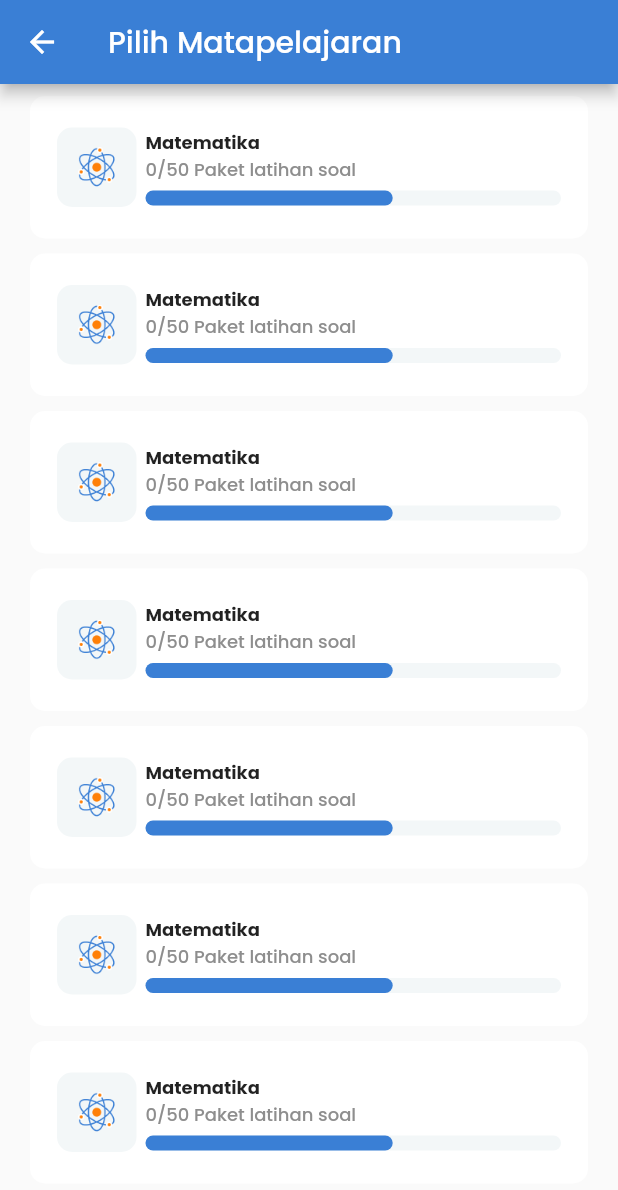
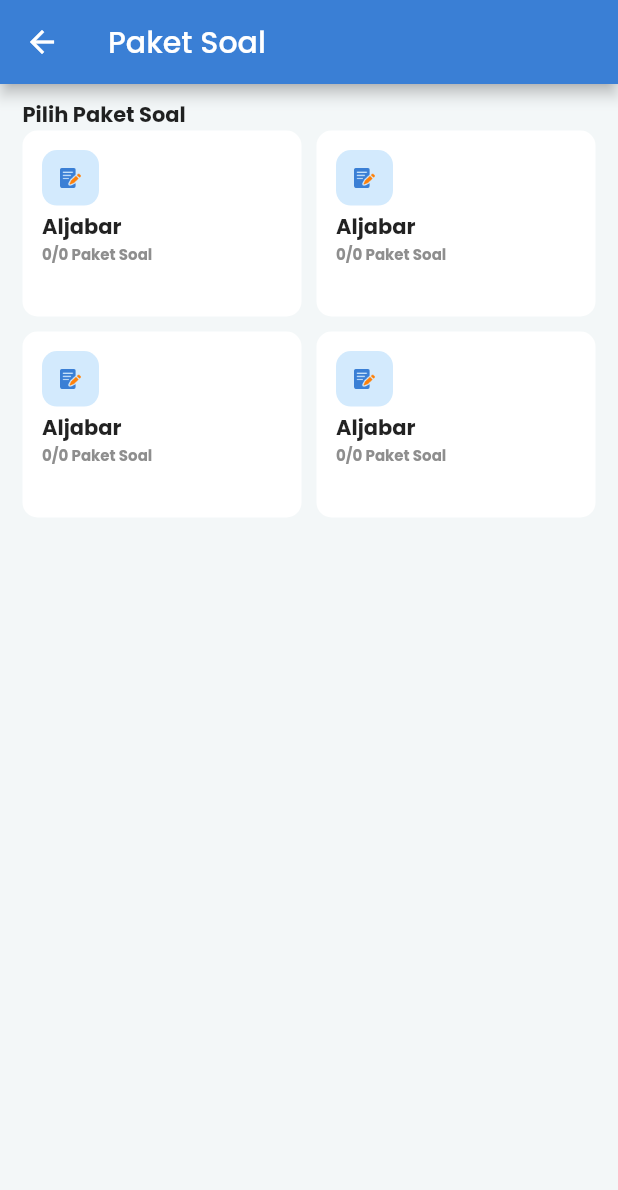
Before and after one commit to HumaCode/Final-Project-Latihan-Soal-Flutter-, a Flutter app: the MapelPage screen opened by its route, after a tap on "Matematika", on a phone screen of 412 x 824 dp. Shown: the top 1190 px of the screen. Run offline on Flutter 3.47's test engine with Material 2 defaults, Android fonts, the phone set to English and light mode, and no system bars; our stand-ins replace google_fonts.

Commit message:
paket soal

```diff
--- a/lib/constant/R/assets.dart
+++ b/lib/constant/R/assets.dart
@@ -10,4 +10,5 @@
   String imgHome = "assets/img_home.png";
   String icAtom = "assets/ic_atom.png";
   String imgBanner = "assets/img_banner.png";
+  String icNote = "assets/ic_note.png";
 }
--- a/lib/main.dart
+++ b/lib/main.dart
@@ -1,7 +1,8 @@
 import 'package:final_project/constant/r.dart';
 import 'package:final_project/view/login_page.dart';
+import 'package:final_project/view/main/latihan_soal/paket_soal_page.dart';
 import 'package:final_project/view/main_page.dart';
-import 'package:final_project/view/mapel_page.dart';
+import 'package:final_project/view/main/latihan_soal/mapel_page.dart';
 import 'package:final_project/view/register_page.dart';
 import 'package:final_project/view/splash_screen.dart';
 import 'package:flutter/material.dart';
@@ -44,6 +45,7 @@
         RegisterPage.route: (context) => const RegisterPage(),
         MainPage.route: (context) => const MainPage(),
         MapelPage.route: (context) => const MapelPage(),
+        PaketSoalPage.route: (context) => const PaketSoalPage(),
       },
     );
   }
--- a/lib/view/main/latihan_soal/home_page.dart
+++ b/lib/view/main/latihan_soal/home_page.dart
@@ -1,5 +1,5 @@
 import 'package:final_project/constant/r.dart';
-import 'package:final_project/view/mapel_page.dart';
+import 'package:final_project/view/main/latihan_soal/mapel_page.dart';
 import 'package:flutter/material.dart';
 import 'package:google_fonts/google_fonts.dart';
 
@@ -25,7 +25,7 @@
               child: Column(
                 crossAxisAlignment: CrossAxisAlignment.start,
                 children: [
-                  Padding(
+                  const Padding(
                     padding: const EdgeInsets.symmetric(horizontal: 20.0),
                     child: Text(
                       "Terbaru",
--- a/lib/view/mapel_page.dart
+++ b/lib/view/main/latihan_soal/mapel_page.dart
@@ -1,4 +1,5 @@
 import 'package:final_project/view/main/latihan_soal/home_page.dart';
+import 'package:final_project/view/main/latihan_soal/paket_soal_page.dart';
 import 'package:flutter/material.dart';
 
 class MapelPage extends StatelessWidget {
@@ -15,7 +16,11 @@
       body: Padding(
         padding: const EdgeInsets.symmetric(vertical: 8.0, horizontal: 20.0),
         child: ListView.builder(itemBuilder: (context, index) {
-          return GestureDetector(onTap: () {}, child: const MapelWidget());
+          return GestureDetector(
+              onTap: () {
+                Navigator.of(context).pushNamed(PaketSoalPage.route);
+              },
+              child: const MapelWidget());
         }),
       ),
     );
--- /dev/null
+++ b/lib/view/main/latihan_soal/paket_soal_page.dart
@@ -0,0 +1,98 @@
+import 'package:final_project/constant/r.dart';
+import 'package:flutter/material.dart';
+
+class PaketSoalPage extends StatefulWidget {
+  const PaketSoalPage({Key? key}) : super(key: key);
+
+  static String route = "paket_soal";
+
+  @override
+  State<PaketSoalPage> createState() => _PaketSoalPageState();
+}
+
+class _PaketSoalPageState extends State<PaketSoalPage> {
+  @override
+  Widget build(BuildContext context) {
+    return Scaffold(
+      backgroundColor: R.colors.grey,
+      appBar: AppBar(
+        title: const Text("Paket Soal"),
+      ),
+      body: Padding(
+        padding: const EdgeInsets.symmetric(horizontal: 15.0, vertical: 10.0),
+        child: Column(
+          crossAxisAlignment: CrossAxisAlignment.start,
+          children: [
+            const Text(
+              "Pilih Paket Soal",
+              style: TextStyle(
+                fontWeight: FontWeight.bold,
+              ),
+            ),
+            Expanded(
+              child: GridView.count(
+                mainAxisSpacing: 10,
+                crossAxisSpacing: 10,
+                crossAxisCount: 2,
+                childAspectRatio: 3 / 2,
+                children: const [
+                  PaketSoalWidget(),
+                  PaketSoalWidget(),
+                  PaketSoalWidget(),
+                  PaketSoalWidget(),
+                ],
+              ),
+            ),
+          ],
+        ),
+      ),
+    );
+  }
+}
+
+class PaketSoalWidget extends StatelessWidget {
+  const PaketSoalWidget({
+    Key? key,
+  }) : super(key: key);
+
+  @override
+  Widget build(BuildContext context) {
+    return Container(
+      decoration: BoxDecoration(
+        borderRadius: BorderRadius.circular(10),
+        color: Colors.white,
+      ),
+      padding: const EdgeInsets.all(13.0),
+      child: Column(
+        crossAxisAlignment: CrossAxisAlignment.start,
+        children: [
+          Container(
+            decoration: BoxDecoration(
+              borderRadius: BorderRadius.circular(10),
+              color: Colors.blue.withOpacity(0.2),
+            ),
+            padding: const EdgeInsets.all(12),
+            child: Image.asset(
+              R.assets.icNote,
+              width: 14,
+            ),
+          ),
+          const SizedBox(height: 4),
+          const Text(
+            "Aljabar",
+            style: TextStyle(
+              fontWeight: FontWeight.bold,
+            ),
+          ),
+          Text(
+            "0/0 Paket Soal",
+            style: TextStyle(
+                fontWeight: FontWeight.bold,
+                fontSize: 10,
+                color: R.colors.greySubtitleHome),
+          ),
+        ],
+      ),
+    );
+  }
+}
```
